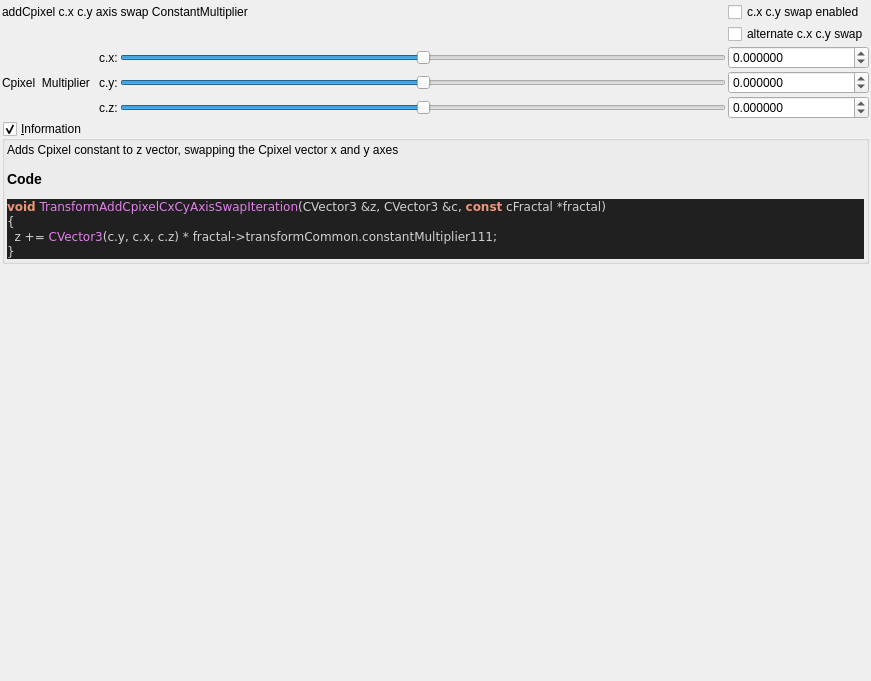
buddhi1980/mandelbulber2, file mandelbulber2/qt_data/fractal_transf_add_Cpixel_CxCy_axis_swap.ui: the form before one commit.
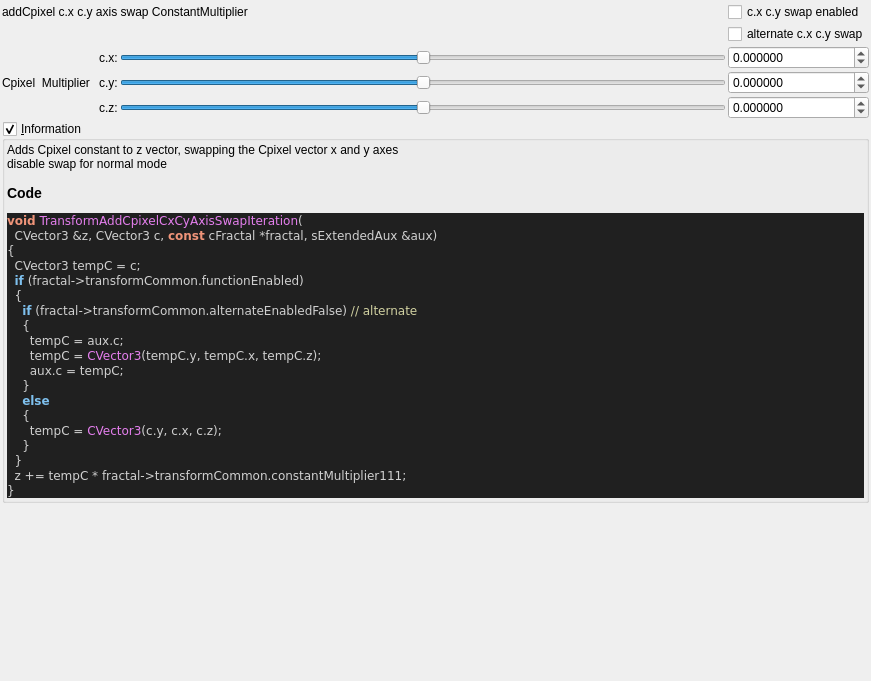
The form after the commit. Custom widgets are drawn as their Qt base class.

Patch:
```diff
--- a/mandelbulber2/qt_data/fractal_transf_add_Cpixel_CxCy_axis_swap.ui
+++ b/mandelbulber2/qt_data/fractal_transf_add_Cpixel_CxCy_axis_swap.ui
@@ -277,13 +277,28 @@
       <item>
        <widget class="QLabel" name="label_code_content">
         <property name="text">
-         <string>&lt;p&gt;Adds Cpixel constant to z vector, swapping the Cpixel vector x and y axes&lt;/p&gt;&lt;table&gt;
+         <string>&lt;p&gt;Adds Cpixel constant to z vector, swapping the Cpixel vector x and y axes&lt;br&gt;disable swap for normal mode&lt;/p&gt;&lt;table&gt;
 &lt;/table&gt;
 &lt;h3&gt;Code&lt;/h3&gt;
 &lt;body style=&quot;background-color:#202020&quot;&gt;
-&lt;pre style=&quot;color:#d0d0d0; background-color:#202020;  font-family:'Courier New',monospace;&quot;&gt;&lt;span style=&quot;color:#f09479; font-weight:bold&quot;&gt;void&lt;/span&gt; &lt;span style=&quot;color:#e47eed&quot;&gt;TransformAddCpixelCxCyAxisSwapIteration&lt;/span&gt;&lt;span style=&quot;color:#d0d0d0&quot;&gt;(&lt;/span&gt;CVector3 &lt;span style=&quot;color:#d0d0d0&quot;&gt;&amp;amp;&lt;/span&gt;z&lt;span style=&quot;color:#d0d0d0&quot;&gt;,&lt;/span&gt; CVector3 &lt;span style=&quot;color:#d0d0d0&quot;&gt;&amp;amp;&lt;/span&gt;c&lt;span style=&quot;color:#d0d0d0&quot;&gt;,&lt;/span&gt; &lt;span style=&quot;color:#f09479; font-weight:bold&quot;&gt;const&lt;/span&gt; cFractal &lt;span style=&quot;color:#d0d0d0&quot;&gt;*&lt;/span&gt;fractal&lt;span style=&quot;color:#d0d0d0&quot;&gt;)&lt;/span&gt;
+&lt;pre style=&quot;color:#d0d0d0; background-color:#202020;  font-family:'Courier New',monospace;&quot;&gt;&lt;span style=&quot;color:#f09479; font-weight:bold&quot;&gt;void&lt;/span&gt; &lt;span style=&quot;color:#e47eed&quot;&gt;TransformAddCpixelCxCyAxisSwapIteration&lt;/span&gt;&lt;span style=&quot;color:#d0d0d0&quot;&gt;(&lt;/span&gt;
+  CVector3 &lt;span style=&quot;color:#d0d0d0&quot;&gt;&amp;amp;&lt;/span&gt;z&lt;span style=&quot;color:#d0d0d0&quot;&gt;,&lt;/span&gt; CVector3 c&lt;span style=&quot;color:#d0d0d0&quot;&gt;,&lt;/span&gt; &lt;span style=&quot;color:#f09479; font-weight:bold&quot;&gt;const&lt;/span&gt; cFractal &lt;span style=&quot;color:#d0d0d0&quot;&gt;*&lt;/span&gt;fractal&lt;span style=&quot;color:#d0d0d0&quot;&gt;,&lt;/span&gt; sExtendedAux &lt;span style=&quot;color:#d0d0d0&quot;&gt;&amp;amp;&lt;/span&gt;aux&lt;span style=&quot;color:#d0d0d0&quot;&gt;)&lt;/span&gt;
 &lt;span style=&quot;color:#d0d0d0&quot;&gt;{&lt;/span&gt;
-  z &lt;span style=&quot;color:#d0d0d0&quot;&gt;+=&lt;/span&gt; &lt;span style=&quot;color:#e47eed&quot;&gt;CVector3&lt;/span&gt;&lt;span style=&quot;color:#d0d0d0&quot;&gt;(&lt;/span&gt;c&lt;span style=&quot;color:#d0d0d0&quot;&gt;.&lt;/span&gt;y&lt;span style=&quot;color:#d0d0d0&quot;&gt;,&lt;/span&gt; c&lt;span style=&quot;color:#d0d0d0&quot;&gt;.&lt;/span&gt;x&lt;span style=&quot;color:#d0d0d0&quot;&gt;,&lt;/span&gt; c&lt;span style=&quot;color:#d0d0d0&quot;&gt;.&lt;/span&gt;z&lt;span style=&quot;color:#d0d0d0&quot;&gt;) *&lt;/span&gt; fractal&lt;span style=&quot;color:#d0d0d0&quot;&gt;-&amp;gt;&lt;/span&gt;transformCommon&lt;span style=&quot;color:#d0d0d0&quot;&gt;.&lt;/span&gt;constantMultiplier111&lt;span style=&quot;color:#d0d0d0&quot;&gt;;&lt;/span&gt;
+  CVector3 tempC &lt;span style=&quot;color:#d0d0d0&quot;&gt;=&lt;/span&gt; c&lt;span style=&quot;color:#d0d0d0&quot;&gt;;&lt;/span&gt;
+  &lt;span style=&quot;color:#7ec0ee; font-weight:bold&quot;&gt;if&lt;/span&gt; &lt;span style=&quot;color:#d0d0d0&quot;&gt;(&lt;/span&gt;fractal&lt;span style=&quot;color:#d0d0d0&quot;&gt;-&amp;gt;&lt;/span&gt;transformCommon&lt;span style=&quot;color:#d0d0d0&quot;&gt;.&lt;/span&gt;functionEnabled&lt;span style=&quot;color:#d0d0d0&quot;&gt;)&lt;/span&gt;
+  &lt;span style=&quot;color:#d0d0d0&quot;&gt;{&lt;/span&gt;
+    &lt;span style=&quot;color:#7ec0ee; font-weight:bold&quot;&gt;if&lt;/span&gt; &lt;span style=&quot;color:#d0d0d0&quot;&gt;(&lt;/span&gt;fractal&lt;span style=&quot;color:#d0d0d0&quot;&gt;-&amp;gt;&lt;/span&gt;transformCommon&lt;span style=&quot;color:#d0d0d0&quot;&gt;.&lt;/span&gt;alternateEnabledFalse&lt;span style=&quot;color:#d0d0d0&quot;&gt;)&lt;/span&gt; &lt;span style=&quot;color:#d0d0a0&quot;&gt;// alternate&lt;/span&gt;
+    &lt;span style=&quot;color:#d0d0d0&quot;&gt;{&lt;/span&gt;
+      tempC &lt;span style=&quot;color:#d0d0d0&quot;&gt;=&lt;/span&gt; aux&lt;span style=&quot;color:#d0d0d0&quot;&gt;.&lt;/span&gt;c&lt;span style=&quot;color:#d0d0d0&quot;&gt;;&lt;/span&gt;
+      tempC &lt;span style=&quot;color:#d0d0d0&quot;&gt;=&lt;/span&gt; &lt;span style=&quot;color:#e47eed&quot;&gt;CVector3&lt;/span&gt;&lt;span style=&quot;color:#d0d0d0&quot;&gt;(&lt;/span&gt;tempC&lt;span style=&quot;color:#d0d0d0&quot;&gt;.&lt;/span&gt;y&lt;span style=&quot;color:#d0d0d0&quot;&gt;,&lt;/span&gt; tempC&lt;span style=&quot;color:#d0d0d0&quot;&gt;.&lt;/span&gt;x&lt;span style=&quot;color:#d0d0d0&quot;&gt;,&lt;/span&gt; tempC&lt;span style=&quot;color:#d0d0d0&quot;&gt;.&lt;/span&gt;z&lt;span style=&quot;color:#d0d0d0&quot;&gt;);&lt;/span&gt;
+      aux&lt;span style=&quot;color:#d0d0d0&quot;&gt;.&lt;/span&gt;c &lt;span style=&quot;color:#d0d0d0&quot;&gt;=&lt;/span&gt; tempC&lt;span style=&quot;color:#d0d0d0&quot;&gt;;&lt;/span&gt;
+    &lt;span style=&quot;color:#d0d0d0&quot;&gt;}&lt;/span&gt;
+    &lt;span style=&quot;color:#7ec0ee; font-weight:bold&quot;&gt;else&lt;/span&gt;
+    &lt;span style=&quot;color:#d0d0d0&quot;&gt;{&lt;/span&gt;
+      tempC &lt;span style=&quot;color:#d0d0d0&quot;&gt;=&lt;/span&gt; &lt;span style=&quot;color:#e47eed&quot;&gt;CVector3&lt;/span&gt;&lt;span style=&quot;color:#d0d0d0&quot;&gt;(&lt;/span&gt;c&lt;span style=&quot;color:#d0d0d0&quot;&gt;.&lt;/span&gt;y&lt;span style=&quot;color:#d0d0d0&quot;&gt;,&lt;/span&gt; c&lt;span style=&quot;color:#d0d0d0&quot;&gt;.&lt;/span&gt;x&lt;span style=&quot;color:#d0d0d0&quot;&gt;,&lt;/span&gt; c&lt;span style=&quot;color:#d0d0d0&quot;&gt;.&lt;/span&gt;z&lt;span style=&quot;color:#d0d0d0&quot;&gt;);&lt;/span&gt;
+    &lt;span style=&quot;color:#d0d0d0&quot;&gt;}&lt;/span&gt;
+  &lt;span style=&quot;color:#d0d0d0&quot;&gt;}&lt;/span&gt;
+  z &lt;span style=&quot;color:#d0d0d0&quot;&gt;+=&lt;/span&gt; tempC &lt;span style=&quot;color:#d0d0d0&quot;&gt;*&lt;/span&gt; fractal&lt;span style=&quot;color:#d0d0d0&quot;&gt;-&amp;gt;&lt;/span&gt;transformCommon&lt;span style=&quot;color:#d0d0d0&quot;&gt;.&lt;/span&gt;constantMultiplier111&lt;span style=&quot;color:#d0d0d0&quot;&gt;;&lt;/span&gt;
 &lt;span style=&quot;color:#d0d0d0&quot;&gt;}&lt;/span&gt;
 &lt;/pre&gt;
 &lt;/body&gt;</string>
```
